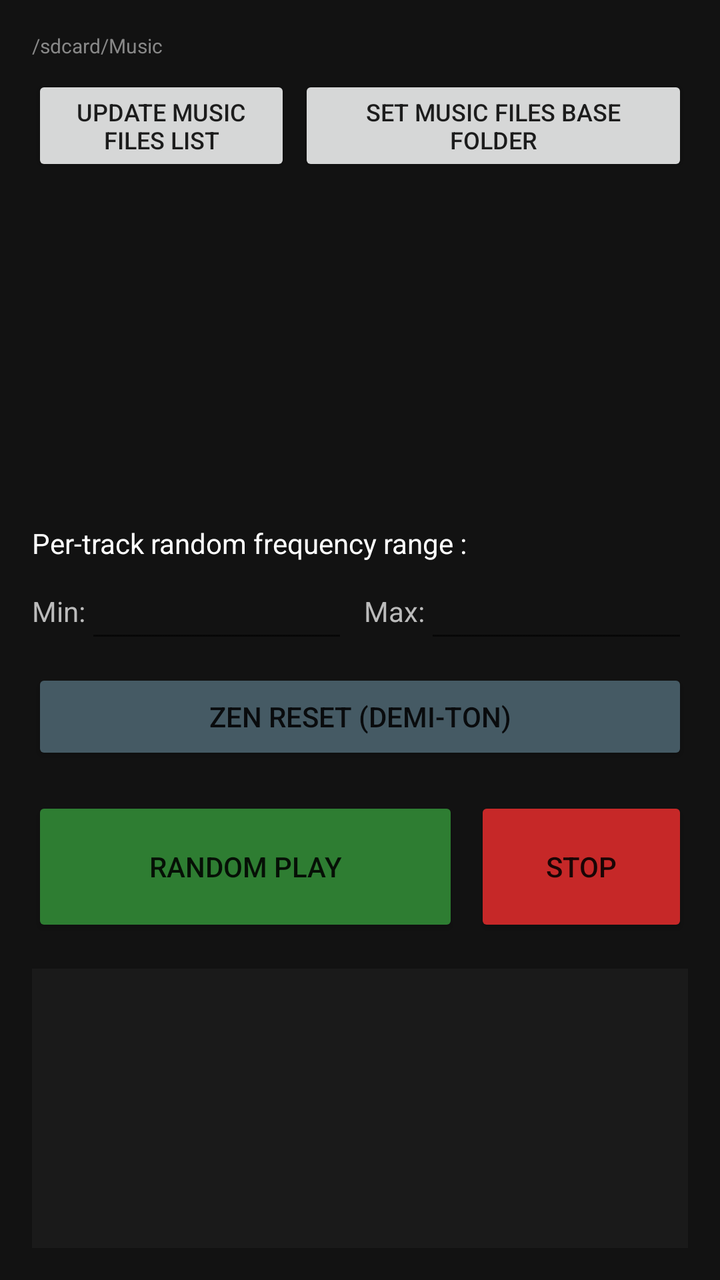
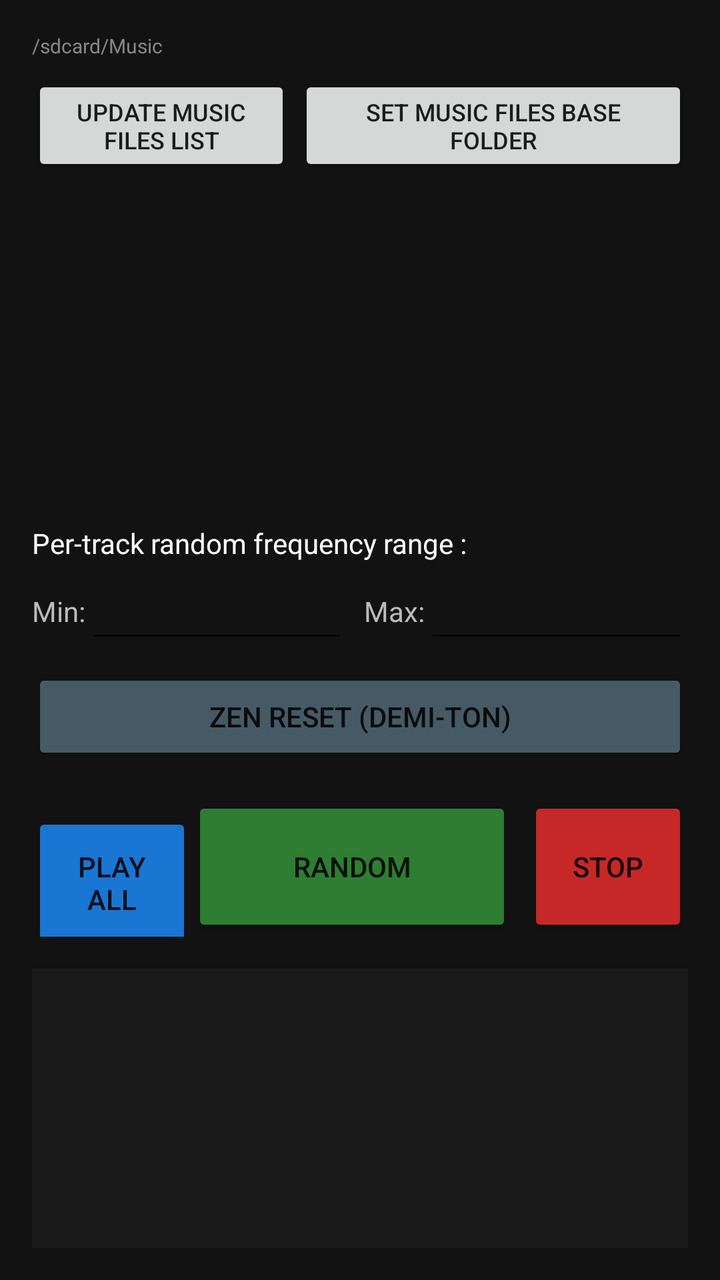

An Android layout rendered at two revisions. The XML below is the earlier revision; the diff shows what the commit changed to produce the second picture.
<!-- AndroidManifest.xml: application theme Theme.AppCompat.DayNight.NoActionBar -->
<!-- res/layout/activity_freqmul.xml -->
<?xml version="1.0" encoding="utf-8"?>
<LinearLayout xmlns:android="http://schemas.android.com/apk/res/android"
    android:layout_width="match_parent"
    android:layout_height="match_parent"
    android:orientation="vertical"
    android:background="#121212"
    android:padding="16dp">

    <TextView android:id="@+id/text_root_path" 
        android:layout_width="match_parent" android:layout_height="wrap_content" 
        android:text="/sdcard/Music" android:textColor="#888888" android:textSize="10sp" />

    <LinearLayout
        android:layout_width="match_parent" android:layout_height="wrap_content"
        android:orientation="horizontal" android:layout_marginTop="8dp">
        <Button android:id="@+id/button_list_mp3" android:layout_width="0dp" android:layout_height="wrap_content" android:layout_weight="1" android:text="UPDATE MUSIC FILES LIST" android:textSize="12sp" />
        <Button android:id="@+id/button_root_rep" android:layout_width="0dp" android:layout_height="wrap_content" android:layout_weight="1.5" android:text="SET MUSIC FILES BASE FOLDER" android:textSize="12sp" android:layout_marginStart="4dp"/>
    </LinearLayout>

    <ListView android:id="@+id/list_mp3" android:layout_width="match_parent" android:layout_height="150dp" android:layout_marginTop="8dp" android:divider="#333333" android:dividerHeight="1dp" />

    <TextView 
        android:layout_width="match_parent" android:layout_height="wrap_content" 
        android:text="Per-track random frequency range :" android:textColor="#FFFFFF" 
        android:layout_marginTop="16dp" android:textSize="14sp" />

    <LinearLayout
        android:layout_width="match_parent" android:layout_height="wrap_content"
        android:orientation="horizontal" android:layout_marginTop="4dp" android:gravity="center_vertical">
        <TextView android:layout_width="wrap_content" android:layout_height="wrap_content" android:text="Min:" android:textColor="#BBBBBB" />
        <EditText android:id="@+id/edit_mul_min" android:layout_width="0dp" android:layout_height="wrap_content" android:layout_weight="1" android:textColor="#00FF00" android:inputType="numberDecimal" />
        <TextView android:layout_width="wrap_content" android:layout_height="wrap_content" android:layout_marginStart="8dp" android:text="Max:" android:textColor="#BBBBBB" />
        <EditText android:id="@+id/edit_mul_max" android:layout_width="0dp" android:layout_height="wrap_content" android:layout_weight="1" android:textColor="#00FF00" android:inputType="numberDecimal" />
    </LinearLayout>

    <Button android:id="@+id/button_reset_freq" android:layout_width="match_parent" android:layout_height="wrap_content" android:text="ZEN RESET (DEMI-TON)" android:backgroundTint="#455A64" android:layout_marginTop="8dp" />

    <LinearLayout
        android:layout_width="match_parent" android:layout_height="wrap_content"
        android:orientation="horizontal" android:layout_marginTop="16dp">
        <Button android:id="@+id/button_play_random" android:layout_width="0dp" android:layout_height="70dp" android:layout_weight="2" android:text="RANDOM PLAY" android:backgroundTint="#2E7D32" />
        <Button android:id="@+id/button_stop" android:layout_width="0dp" android:layout_height="70dp" android:layout_weight="1" android:text="STOP" android:backgroundTint="#C62828" android:layout_marginStart="8dp" />
    </LinearLayout>

    <ScrollView android:id="@+id/scroll_transcript" android:layout_width="match_parent" android:layout_height="match_parent" android:layout_marginTop="16dp" android:background="#1A1A1A" android:padding="8dp">
        <TextView android:id="@+id/text_transcript" android:layout_width="match_parent" android:layout_height="wrap_content" android:textColor="#00FF00" android:textSize="12sp" android:fontFamily="monospace" />
    </ScrollView>
</LinearLayout>
<!-- resources referenced by this layout -->
<resources>

</resources>

<!-- the commit's change to res/layout/activity_freqmul.xml (unified diff, before → after) -->
@@ -38,7 +38,8 @@
     <LinearLayout
         android:layout_width="match_parent" android:layout_height="wrap_content"
         android:orientation="horizontal" android:layout_marginTop="16dp">
-        <Button android:id="@+id/button_play_random" android:layout_width="0dp" android:layout_height="70dp" android:layout_weight="2" android:text="RANDOM PLAY" android:backgroundTint="#2E7D32" />
+        <Button android:id="@+id/button_play_all" android:layout_width="0dp" android:layout_height="70dp" android:layout_weight="1" android:text="PLAY ALL" android:backgroundTint="#1976D2" />
+        <Button android:id="@+id/button_play_random" android:layout_width="0dp" android:layout_height="70dp" android:layout_weight="2" android:text="RANDOM" android:backgroundTint="#2E7D32" />
         <Button android:id="@+id/button_stop" android:layout_width="0dp" android:layout_height="70dp" android:layout_weight="1" android:text="STOP" android:backgroundTint="#C62828" android:layout_marginStart="8dp" />
     </LinearLayout>
 
